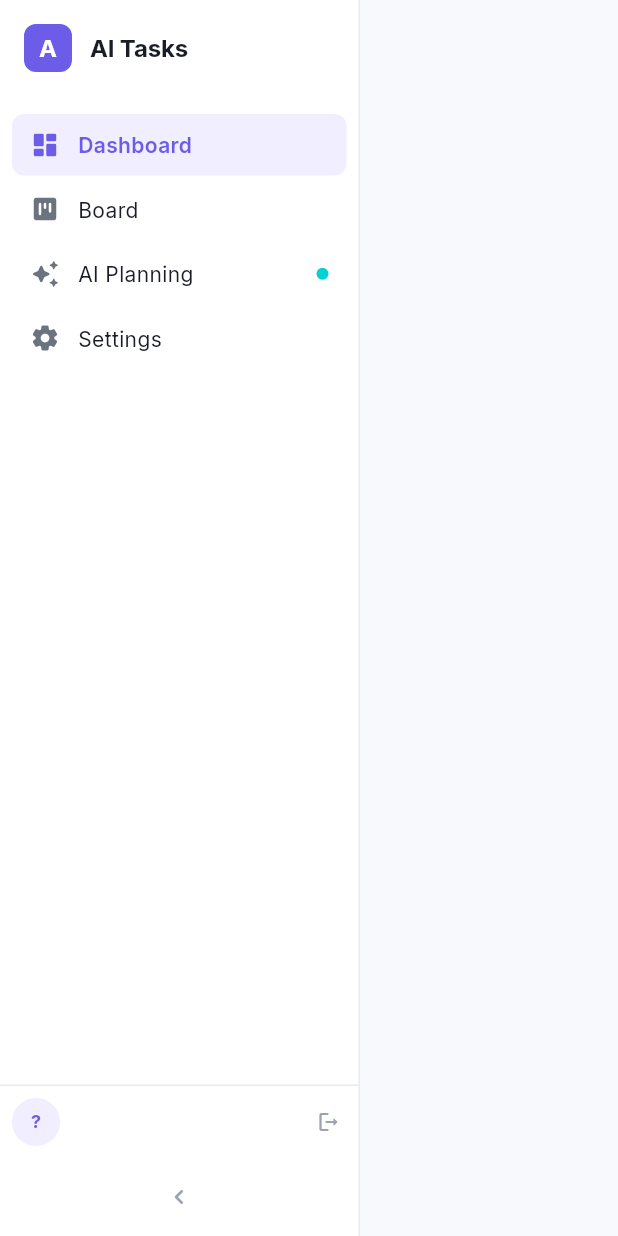
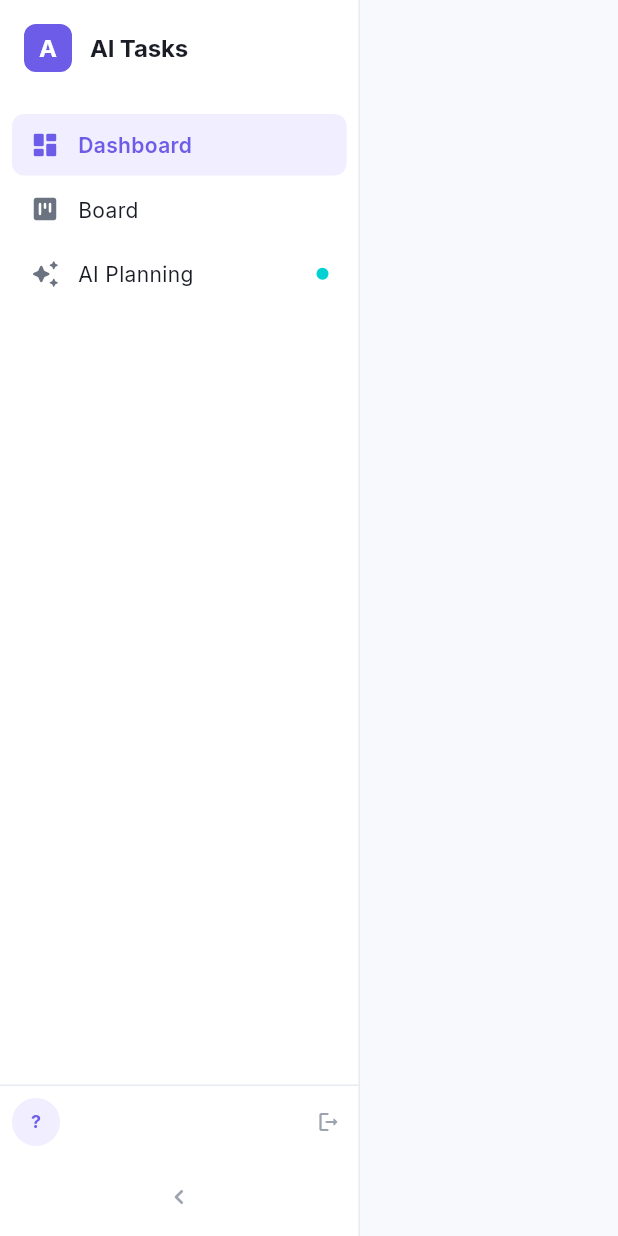
Before and after one commit to Fehizoro496/ai-task-manager, a Flutter app: the AppLayout screen opened directly with empty values, on a phone screen of 412 x 824 dp. Run offline on Flutter 3.47's test engine with Material 3 defaults, Android fonts, the phone set to English and light mode, and no system bars; our stand-ins replace dio, drift, equatable, flutter_animate, flutter_riverpod, flutter_svg and 4 more; accounts and stored records are empty; generated files the repository leaves out were written again.

Commit message:
chore: minor UI tweaks in toast and app layout
- Add persist: false to AppToast snackbars
- Comment out unimplemented Settings sidebar item
- Minor formatting fix in app_layout.dart

Co-Authored-By: Claude Sonnet 4.6 <noreply@anthropic.com>

```diff
--- a/ai_task_manager/lib/core/design_system/app_toast.dart
+++ b/ai_task_manager/lib/core/design_system/app_toast.dart
@@ -52,6 +52,7 @@ class AppToast {
 
     messenger.showSnackBar(
       SnackBar(
+        persist: false,
         content: Row(
           children: [
             Icon(icon, color: Colors.white, size: 20),
--- a/ai_task_manager/lib/shared/app_layout.dart
+++ b/ai_task_manager/lib/shared/app_layout.dart
@@ -37,11 +37,11 @@ class AppLayout extends ConsumerWidget {
           label: 'Admin',
           route: '/admin',
         ),
-      const SidebarItem(
-        icon: Icons.settings_rounded,
-        label: 'Settings',
-        route: '/settings',
-      ),
+      // const SidebarItem(
+      //   icon: Icons.settings_rounded,
+      //   label: 'Settings',
+      //   route: '/settings',
+      // ),
     ];
   }
 
@@ -69,8 +69,7 @@ class AppLayout extends ConsumerWidget {
             onToggleCollapse: () {
               ref.read(sidebarCollapsedProvider.notifier).state = !isCollapsed;
             },
-            onLogout: () =>
-                ref.read(authStateProvider.notifier).logout(),
+            onLogout: () => ref.read(authStateProvider.notifier).logout(),
           ),
           Expanded(child: child),
         ],
```
